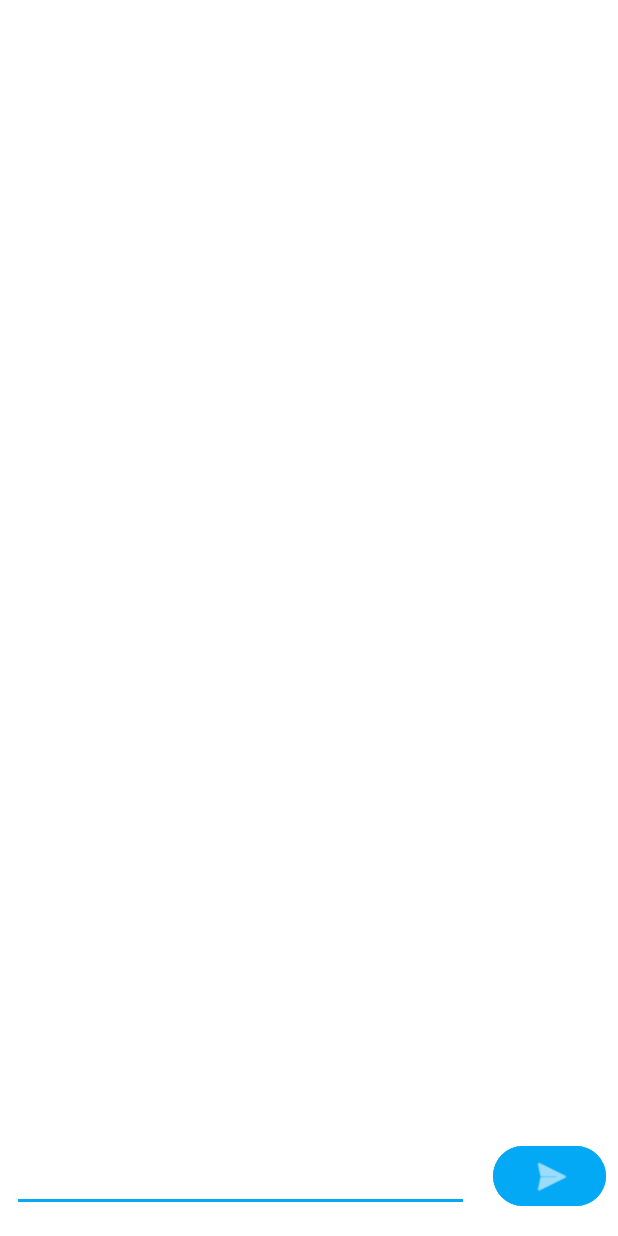
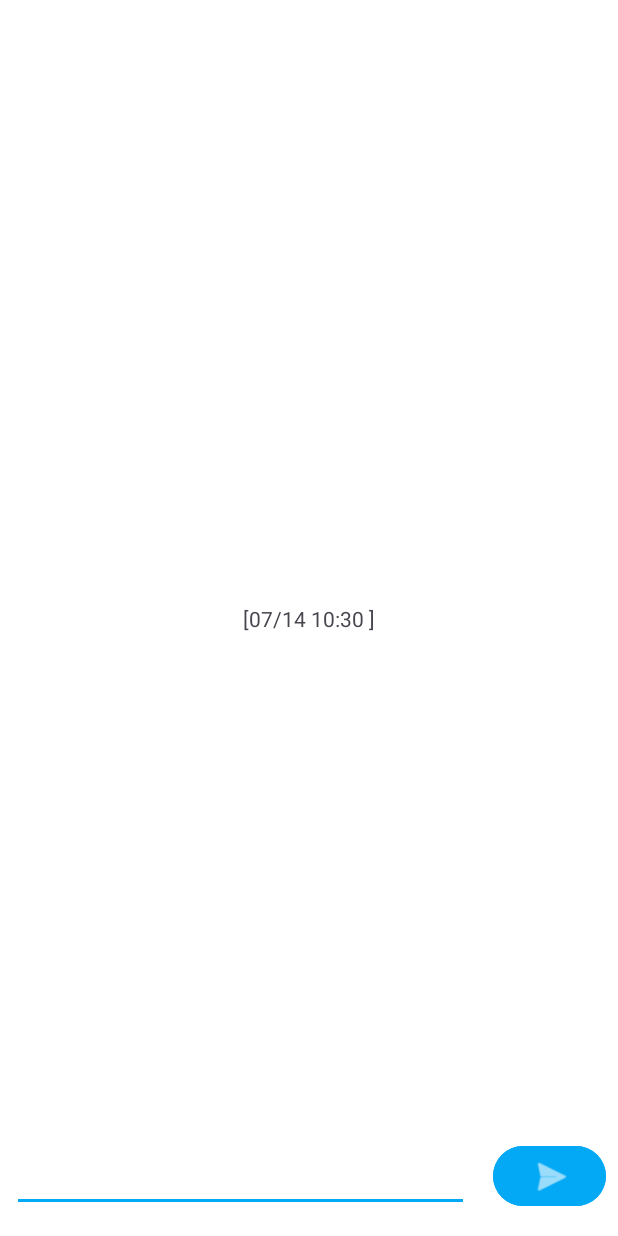
Before and after one commit to 5i-expr-mobile-app-5/memoapp, an Android app: the screen it shows after launch (MainActivity), after a tap on an icon or button, on a phone screen of 412 x 824 dp. Run offline under Robolectric (Android 15) with nearby library versions, the phone set to English and light mode, and no system bars.

```diff
--- a/app/src/main/java/com/example/testapp/MainActivity.java
+++ b/app/src/main/java/com/example/testapp/MainActivity.java
@@ -1,13 +1,27 @@
 package com.example.testapp;
 
+import androidx.appcompat.app.AppCompatActivity;
+
+import android.content.Context;
+import android.content.SharedPreferences;
 import android.os.Bundle;
+import android.util.Log;
+
+import java.text.SimpleDateFormat;
+import java.util.ArrayList;
+import java.util.Arrays;
+import java.util.Date;
+import java.util.List;
+
 import android.widget.Button;
 import android.widget.EditText;
 import android.widget.TextView;
 
-import androidx.appcompat.app.AppCompatActivity;
+public class MainActivity extends AppCompatActivity {
+    private String APP_TAG = "MyApp";
+    private String LIST_KEY = "monologue_list";
 
-public class MainActivity extends AppCompatActivity {
+    private ArrayList<String> list = new ArrayList<>();
 
     private EditText editText;
     private TextView textView;
@@ -15,6 +29,8 @@ public class MainActivity extends AppCompatActivity {
     protected void onCreate(Bundle savedInstanceState) {
         super.onCreate(savedInstanceState);
         setContentView(R.layout.activity_main);
+
+        SharedPreferences pref = getPreferences(Context.MODE_PRIVATE);
 
         editText = findViewById(R.id.edit_text);
 
@@ -24,8 +40,37 @@ public class MainActivity extends AppCompatActivity {
 
         button.setOnClickListener( v-> {
             String text = editText.getText().toString();
-            textView.setText(text);
+
+            this.add(text, pref);
+            this.updateState(pref);
+            textView.setText(this.list.toString());
+
             editText.getEditableText().clear();
         });
     }
+
+    private void updateState(SharedPreferences pref) {
+        String default_value = "";
+        String data = pref.getString(LIST_KEY, default_value);
+        Log.d(APP_TAG, data);
+
+        List<String> array = Arrays.asList(data.split(", "));
+        this.list = new ArrayList(array);
+    }
+
+    private void add(String message, SharedPreferences pref) {
+        SharedPreferences.Editor editor = pref.edit();
+
+        Date now = new Date();
+        SimpleDateFormat format = new SimpleDateFormat("MM/dd HH:mm");
+        String nowString = format.format(now);
+        String content = nowString + " " + message;
+        list.add(content);
+
+        String serializedList = list.toString();
+        String serialized = serializedList.substring(1, serializedList.length()-1);
+
+        editor.putString(LIST_KEY, serialized);
+        editor.apply();
+    }
 }
--- /dev/null
+++ b/app/src/main/res/drawable/send_button.xml
@@ -0,0 +1,5 @@
+<vector android:autoMirrored="true" android:height="24dp"
+    android:tint="#2B4EE7" android:viewportHeight="24"
+    android:viewportWidth="24" android:width="24dp" xmlns:android="http://schemas.android.com/apk/res/android">
+    <path android:fillColor="@android:color/white" android:pathData="M2.01,21L23,12 2.01,3 2,10l15,2 -15,2z"/>
+</vector>
```
Also changed, not shown: 1 other file.
